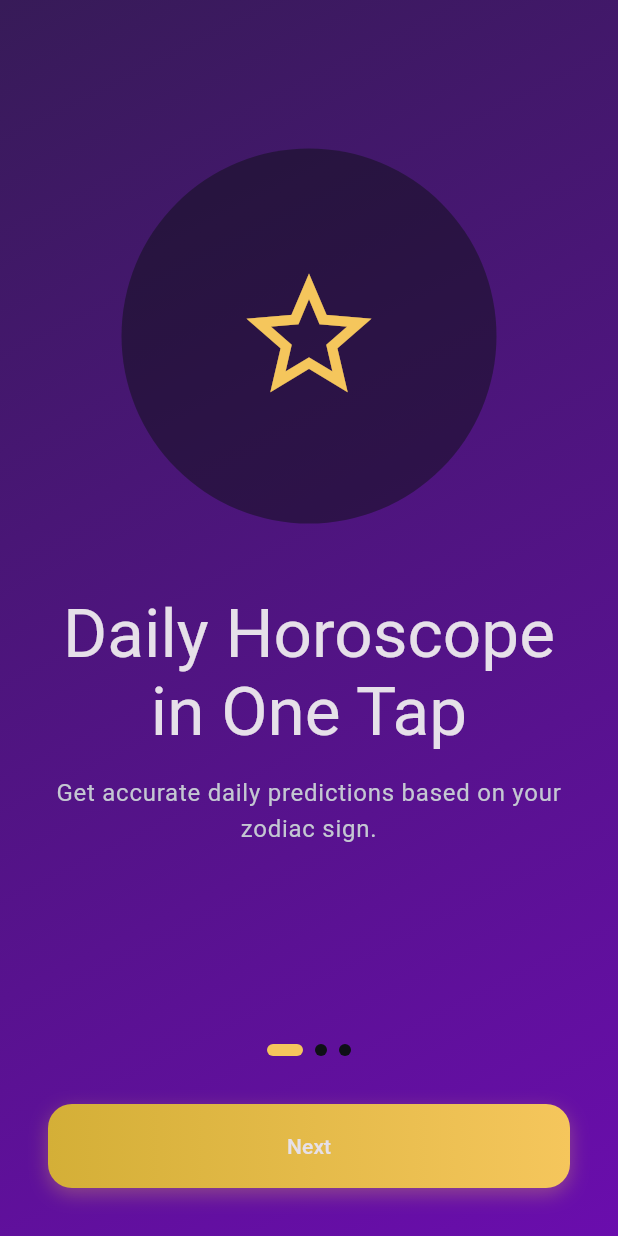
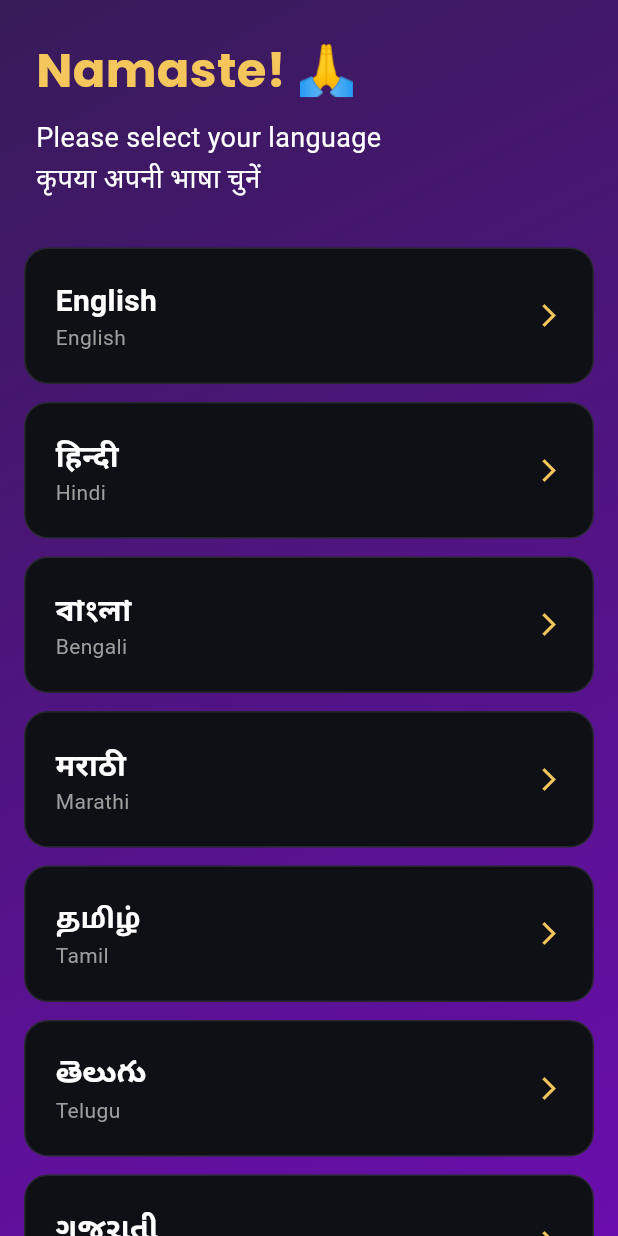
Before and after one commit to aasheesh333/AstroGuru, a Flutter app: the screen it shows after launch, on a phone screen of 412 x 824 dp. Run offline on Flutter 3.47's test engine with Material 3 defaults, Android fonts, the phone set to English and light mode, and no system bars; our stand-ins replace cloud_firestore, firebase_auth, firebase_core, flutter_dotenv, flutter_image_compress, flutter_local_notifications and 8 more; missing offline and left inert: onesignal_flutter, sweph; accounts and stored records are empty.

Commit message:
Fix notification scheduling timezone and implement language selection

```diff
--- /dev/null
+++ b/lib/screens/language_selection_screen.dart
@@ -0,0 +1,137 @@
+import 'package:flutter/material.dart';
+import 'package:provider/provider.dart';
+import 'package:shared_preferences/shared_preferences.dart';
+import '../logic/language_provider.dart';
+import '../theme/app_colors.dart';
+import 'onboarding_screen.dart';
+
+class LanguageSelectionScreen extends StatelessWidget {
+  const LanguageSelectionScreen({super.key});
+
+  final List<Map<String, dynamic>> languages = const [
+    {'code': 'en', 'name': 'English', 'native': 'English'},
+    {'code': 'hi', 'name': 'Hindi', 'native': 'हिन्दी'},
+    {'code': 'bn', 'name': 'Bengali', 'native': 'বাংলা'},
+    {'code': 'mr', 'name': 'Marathi', 'native': 'मराठी'},
+    {'code': 'ta', 'name': 'Tamil', 'native': 'தமிழ்'},
+    {'code': 'te', 'name': 'Telugu', 'native': 'తెలుగు'},
+    {'code': 'gu', 'name': 'Gujarati', 'native': 'ગુજરાતી'},
+    {'code': 'pa', 'name': 'Punjabi', 'native': 'ਪੰਜਾਬੀ'},
+    {'code': 'kn', 'name': 'Kannada', 'native': 'ಕನ್ನಡ'},
+    {'code': 'ml', 'name': 'Malayalam', 'native': 'മലയാളം'},
+    {'code': 'or', 'name': 'Odia', 'native': 'ଓଡ଼ିଆ'},
+    {'code': 'as', 'name': 'Assamese', 'native': 'অসমীয়া'},
+    {'code': 'ur', 'name': 'Urdu', 'native': 'اردو'},
+  ];
+
+  Future<void> _selectLanguage(BuildContext context, String code) async {
+    final provider = Provider.of<LanguageProvider>(context, listen: false);
+    provider.setLocale(Locale(code));
+
+    final prefs = await SharedPreferences.getInstance();
+    await prefs.setBool('language_selected', true);
+
+    if (context.mounted) {
+      Navigator.pushReplacement(
+        context,
+        MaterialPageRoute(builder: (_) => const OnboardingScreen())
+      );
+    }
+  }
+
+  @override
+  Widget build(BuildContext context) {
+    return Scaffold(
+      backgroundColor: AppColors.scaffoldBackgroundColor,
+      body: Container(
+        decoration: const BoxDecoration(
+          gradient: AppColors.mainGradient,
+        ),
+        child: SafeArea(
+          child: Column(
+            crossAxisAlignment: CrossAxisAlignment.start,
+            children: [
+              const Padding(
+                padding: EdgeInsets.all(24.0),
+                child: Column(
+                  crossAxisAlignment: CrossAxisAlignment.start,
+                  children: [
+                    Text(
+                      "Namaste! 🙏",
+                      style: TextStyle(
+                        color: AppColors.primaryGold,
+                        fontSize: 32,
+                        fontWeight: FontWeight.bold,
+                        fontFamily: 'Poppins',
+                      ),
+                    ),
+                    SizedBox(height: 8),
+                    Text(
+                      "Please select your language\nकृपया अपनी भाषा चुनें",
+                      style: TextStyle(
+                        color: Colors.white,
+                        fontSize: 18,
+                        height: 1.5,
+                      ),
+                    ),
+                  ],
+                ),
+              ),
+              Expanded(
+                child: ListView.separated(
+                  padding: const EdgeInsets.symmetric(horizontal: 16, vertical: 8),
+                  itemCount: languages.length,
+                  separatorBuilder: (_, __) => const SizedBox(height: 12),
+                  itemBuilder: (context, index) {
+                    final lang = languages[index];
+                    return _buildLanguageCard(context, lang);
+                  },
+                ),
+              ),
+            ],
+          ),
+        ),
+      ),
+    );
+  }
+
+  Widget _buildLanguageCard(BuildContext context, Map<String, dynamic> lang) {
+    return GestureDetector(
+      onTap: () => _selectLanguage(context, lang['code']),
+      child: Container(
+        padding: const EdgeInsets.all(20),
+        decoration: BoxDecoration(
+          color: AppColors.surfaceColor,
+          borderRadius: BorderRadius.circular(16),
+          border: Border.all(color: Colors.white10),
+        ),
+        child: Row(
+          mainAxisAlignment: MainAxisAlignment.spaceBetween,
+          children: [
+            Column(
+              crossAxisAlignment: CrossAxisAlignment.start,
+              children: [
+                Text(
+                  lang['native'],
+                  style: const TextStyle(
+                    color: Colors.white,
+                    fontSize: 20,
+                    fontWeight: FontWeight.bold,
+                  ),
+                ),
+                Text(
+                  lang['name'],
+                  style: const TextStyle(
+                    color: Colors.grey,
+                    fontSize: 14,
+                  ),
+                ),
+              ],
+            ),
+            const Icon(Icons.arrow_forward_ios, color: AppColors.primaryGold, size: 18),
+          ],
+        ),
+      ),
+    );
+  }
+}
--- a/lib/screens/profile_screen.dart
+++ b/lib/screens/profile_screen.dart
@@ -219,7 +219,23 @@ class _ProfileContentState extends State<ProfileContent> {
                               DropdownMenuItem(value: Locale('ur'), child: Text("Urdu")),
                             ],
                             onChanged: (val) {
-                              if (val != null) provider.setLocale(val);
+                              if (val != null) {
+                                provider.setLocale(val);
+                                showDialog(
+                                  context: context,
+                                  builder: (ctx) => AlertDialog(
+                                    backgroundColor: AppColors.surfaceColor,
+                                    title: const Text("Language Changed", style: TextStyle(color: AppColors.primaryGold)),
+                                    content: const Text("Please restart the app for the changes to fully take effect.", style: TextStyle(color: Colors.white)),
+                                    actions: [
+                                      TextButton(
+                                        onPressed: () => Navigator.pop(ctx),
+                                        child: const Text("OK", style: TextStyle(color: AppColors.primaryGold)),
+                                      ),
+                                    ],
+                                  ),
+                                );
+                              }
                             },
                           ),
                         );
--- a/lib/screens/splash_screen.dart
+++ b/lib/screens/splash_screen.dart
@@ -3,6 +3,7 @@ import 'package:shared_preferences/shared_preferences.dart';
 import 'dart:async'; // Import for Timer
 import 'onboarding_screen.dart';
 import 'login_screen.dart';
+import 'language_selection_screen.dart';
 
 class SplashScreen extends StatefulWidget {
   const SplashScreen({super.key});
@@ -27,13 +28,16 @@ class _SplashScreenState extends State<SplashScreen> {
 
     try {
       final prefs = await SharedPreferences.getInstance();
+      final bool languageSelected = prefs.getBool('language_selected') ?? false;
       final bool onboardingSeen = prefs.getBool('onboarding_seen') ?? false;
       final bool userLoggedIn = prefs.getBool('user_logged_in') ?? false;
       final bool guestMode = prefs.getBool('guest_mode') ?? false;
 
       if (!mounted) return;
 
-      if (!onboardingSeen) {
+      if (!languageSelected) {
+        Navigator.pushReplacement(context, MaterialPageRoute(builder: (_) => const LanguageSelectionScreen()));
+      } else if (!onboardingSeen) {
         Navigator.pushReplacement(context, MaterialPageRoute(builder: (_) => const OnboardingScreen()));
       } else if (userLoggedIn || guestMode) {
         // If logged in OR guest mode, go to Home
--- a/lib/services/notification_service.dart
+++ b/lib/services/notification_service.dart
@@ -5,6 +5,7 @@ import 'package:onesignal_flutter/onesignal_flutter.dart';
 import 'package:shared_preferences/shared_preferences.dart';
 import 'package:timezone/data/latest_all.dart' as tz;
 import 'package:timezone/timezone.dart' as tz;
+import 'package:flutter_timezone/flutter_timezone.dart';
 import 'package:flutter_dotenv/flutter_dotenv.dart';
 import '../theme/app_colors.dart';
 import '../logic/user_session.dart';
@@ -26,6 +27,8 @@ class NotificationService {
 
     // Initialize Timezone
     tz.initializeTimeZones();
+    final String timeZoneName = await FlutterTimezone.getLocalTimezone();
+    tz.setLocalLocation(tz.getLocation(timeZoneName));
 
     // Initialize Local Notifications
     const AndroidInitializationSettings initializationSettingsAndroid =
@@ -204,6 +207,8 @@ class NotificationService {
         ),
       ),
       androidScheduleMode: AndroidScheduleMode.exactAllowWhileIdle,
+      // ignore: undefined_named_parameter
+      uiLocalNotificationDateInterpretation: UILocalNotificationDateInterpretation.absoluteTime, // ignore: undefined_identifier
       matchDateTimeComponents: DateTimeComponents.time,
     );
   }
@@ -225,6 +230,8 @@ class NotificationService {
         ),
       ),
       androidScheduleMode: AndroidScheduleMode.exactAllowWhileIdle,
+      // ignore: undefined_named_parameter
+      uiLocalNotificationDateInterpretation: UILocalNotificationDateInterpretation.absoluteTime, // ignore: undefined_identifier
       matchDateTimeComponents: DateTimeComponents.dayOfWeekAndTime,
     );
   }
@@ -281,6 +288,8 @@ class NotificationService {
         ),
       ),
       androidScheduleMode: AndroidScheduleMode.exactAllowWhileIdle,
+      // ignore: undefined_named_parameter
+      uiLocalNotificationDateInterpretation: UILocalNotificationDateInterpretation.absoluteTime, // ignore: undefined_identifier
     );
 
     await prefs.setString('last_triggered_notif_date', today);
--- a/pubspec.yaml
+++ b/pubspec.yaml
@@ -33,6 +33,7 @@ dependencies:
   path: ^1.9.0
   flutter_local_notifications: ^19.5.0
   timezone: ^0.10.1
+  flutter_timezone: ^4.1.1
 
 dev_dependencies:
   flutter_test:
```
Also changed, not shown: pubspec.lock.
